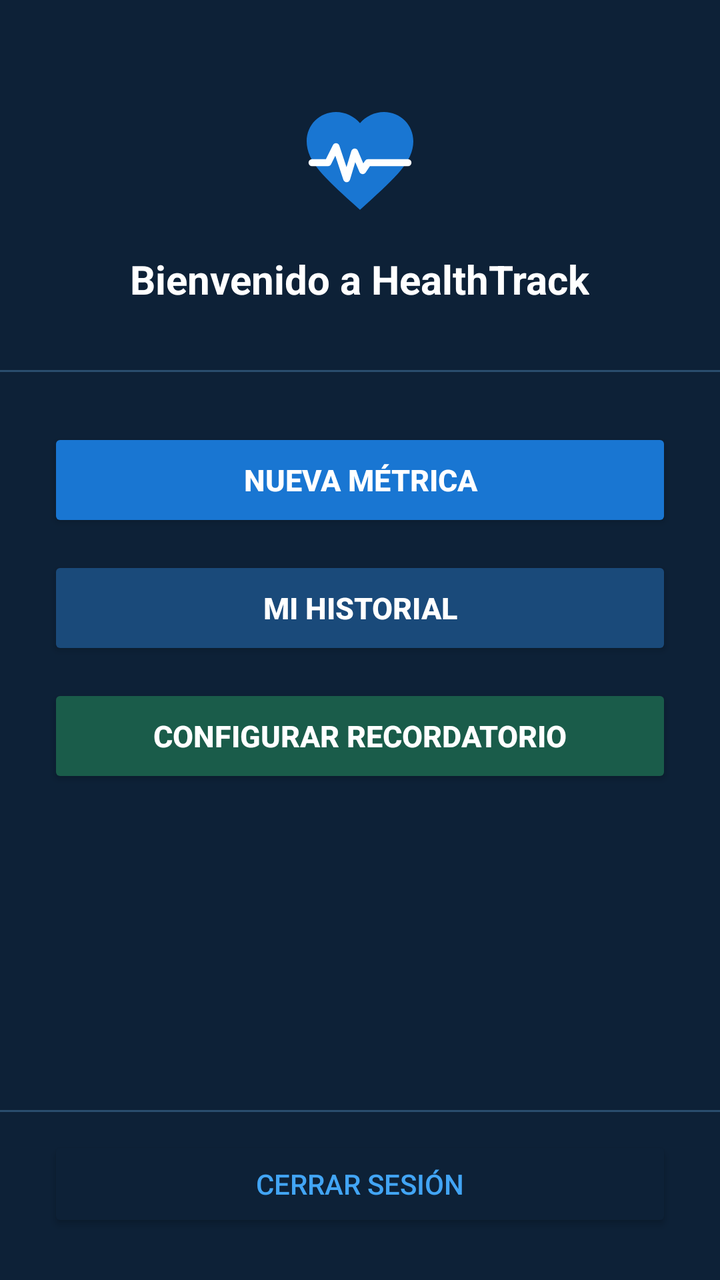
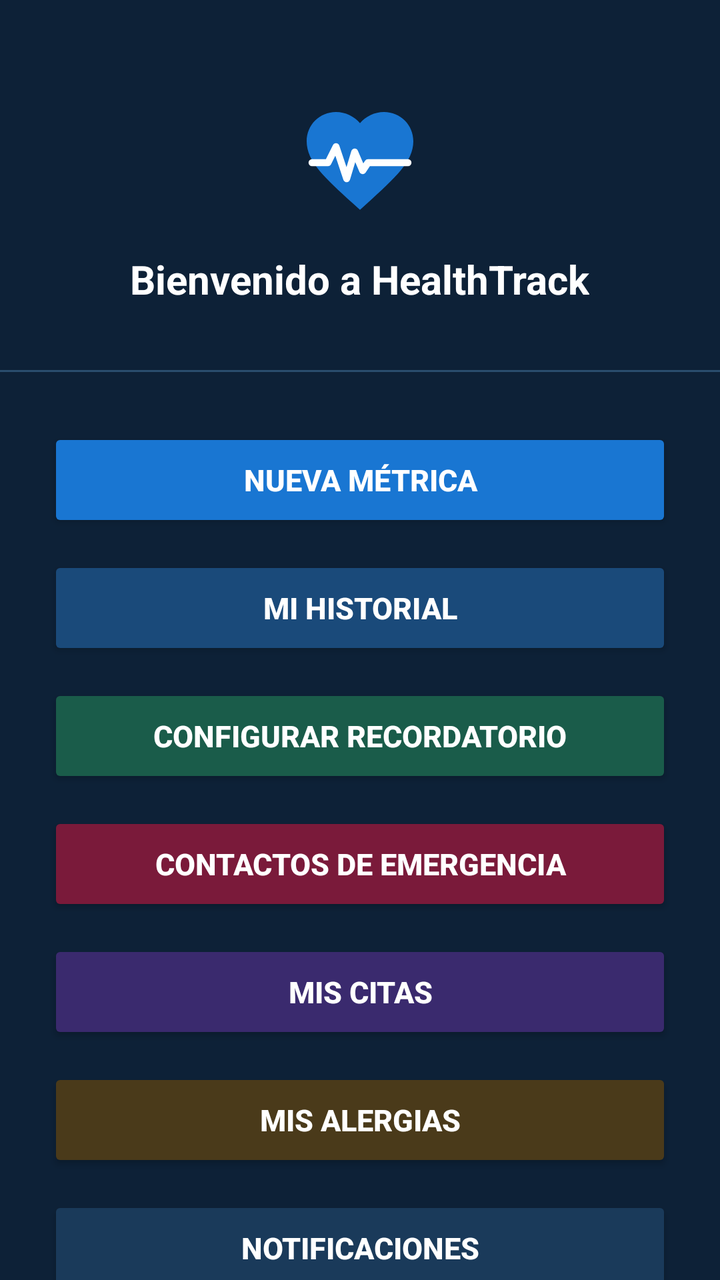

The first picture is an Android layout as it rendered before a commit; the second is the same layout after the commit. The layout source and the unified diff follow.
<!-- AndroidManifest.xml: application theme Theme.HealthTrackAndroid -->
<!-- res/layout/activity_dashboard.xml -->
<?xml version="1.0" encoding="utf-8"?>
<LinearLayout xmlns:android="http://schemas.android.com/apk/res/android"
    android:layout_width="match_parent"
    android:layout_height="match_parent"
    android:orientation="vertical"
    android:background="@color/ht_bg_deep">

    
    <LinearLayout
        android:layout_width="match_parent"
        android:layout_height="wrap_content"
        android:orientation="vertical"
        android:gravity="center"
        android:paddingTop="48dp"
        android:paddingBottom="32dp"
        android:paddingStart="24dp"
        android:paddingEnd="24dp">

        <ImageView
            android:layout_width="64dp"
            android:layout_height="64dp"
            android:src="@drawable/ic_healthtrack_logo"
            android:contentDescription="Logo HealthTrack"/>

        <TextView
            android:id="@+id/welcomeTextView"
            android:layout_width="wrap_content"
            android:layout_height="wrap_content"
            android:text="Bienvenido a HealthTrack"
            android:textColor="@color/ht_text_primary"
            android:textSize="20sp"
            android:textStyle="bold"
            android:gravity="center"
            android:layout_marginTop="14dp"/>

    </LinearLayout>

    
    <View
        android:layout_width="match_parent"
        android:layout_height="1dp"
        android:background="@color/ht_border"/>

    
    <LinearLayout
        android:layout_width="match_parent"
        android:layout_height="wrap_content"
        android:orientation="vertical"
        android:paddingStart="24dp"
        android:paddingEnd="24dp"
        android:paddingTop="28dp">

        <Button
            android:id="@+id/addMetricButton"
            android:layout_width="match_parent"
            android:layout_height="52dp"
            android:text="Nueva Métrica"
            android:backgroundTint="@color/ht_primary"
            android:textColor="@color/white"
            android:textSize="15sp"
            android:textStyle="bold"
            android:layout_marginBottom="12dp"/>

        <Button
            android:id="@+id/viewHistoryButton"
            android:layout_width="match_parent"
            android:layout_height="52dp"
            android:text="Mi Historial"
            android:backgroundTint="#1a4a7a"
            android:textColor="@color/white"
            android:textSize="15sp"
            android:textStyle="bold"
            android:layout_marginBottom="12dp"/>

        <Button
            android:id="@+id/reminderButton"
            android:layout_width="match_parent"
            android:layout_height="52dp"
            android:text="Configurar Recordatorio"
            android:backgroundTint="#1a5c4a"
            android:textColor="@color/white"
            android:textSize="15sp"
            android:textStyle="bold"/>

    </LinearLayout>

    
    <View
        android:layout_width="0dp"
        android:layout_height="0dp"
        android:layout_weight="1"/>

    
    <View
        android:layout_width="match_parent"
        android:layout_height="1dp"
        android:background="@color/ht_border"/>

    <Button
        android:id="@+id/logoutButton"
        android:layout_width="match_parent"
        android:layout_height="48dp"
        android:text="Cerrar Sesión"
        android:backgroundTint="@color/ht_bg_deep"
        android:textColor="@color/ht_accent"
        android:textSize="14sp"
        android:layout_marginStart="24dp"
        android:layout_marginEnd="24dp"
        android:layout_marginTop="12dp"
        android:layout_marginBottom="24dp"/>

</LinearLayout>
<!-- resources referenced by this layout -->
<resources>
  <color name="ht_accent">#42a5f5</color>
  <color name="ht_bg_deep">#0d2137</color>
  <color name="ht_border">#2a4d6e</color>
  <color name="ht_primary">#1976d2</color>
  <color name="ht_text_primary">#FFFFFF</color>
  <color name="white">#FFFFFFFF</color>
  <!-- drawable ic_healthtrack_logo (drawable) -->
  <?xml version="1.0" encoding="utf-8"?>
  <vector xmlns:android="http://schemas.android.com/apk/res/android"
      android:width="100dp"
      android:height="100dp"
      android:viewportWidth="24"
      android:viewportHeight="24">
  
      
      <path
          android:fillColor="#1976d2"
          android:pathData="M12,21.35L10.55,20.03C5.4,15.36 2,12.27 2,8.5C2,5.41 4.42,3 7.5,3C9.24,3 10.91,3.81 12,5.08C13.09,3.81 14.76,3 16.5,3C19.58,3 22,5.41 22,8.5C22,12.27 18.6,15.36 13.45,20.03L12,21.35Z"/>
  
      
      <path
          android:fillColor="#00000000"
          android:strokeColor="#FFFFFF"
          android:strokeWidth="1.3"
          android:strokeLineCap="round"
          android:strokeLineJoin="round"
          android:pathData="M3,12.5 L6,12.5 L7.5,9.5 L9.5,15.5 L11,10.5 L12.5,14 L13.5,12.5 L21,12.5"/>
  
  </vector>
  <style name="Theme.HealthTrackAndroid" parent="Base.Theme.HealthTrackAndroid" />
  <style name="Base.Theme.HealthTrackAndroid" parent="Theme.Material3.DayNight.NoActionBar">
          <item name="colorPrimary">@color/ht_primary</item>
          <item name="colorPrimaryVariant">@color/ht_primary_dark</item>
          <item name="colorOnPrimary">@color/white</item>
          <item name="colorSecondary">@color/ht_accent</item>
          <item name="colorOnSecondary">@color/ht_bg_deep</item>
          <item name="android:windowBackground">@color/ht_bg_deep</item>
          <item name="android:statusBarColor">@color/ht_bg_deep</item>
          <item name="android:navigationBarColor">@color/ht_bg_deep</item>
      </style>
  <color name="ht_primary_dark">#1565c0</color>
</resources>

<!-- the commit's change to res/layout/activity_dashboard.xml (unified diff, before → after) -->
@@ -80,6 +80,54 @@
             android:backgroundTint="#1a5c4a"
             android:textColor="@color/white"
             android:textSize="15sp"
+            android:textStyle="bold"
+            android:layout_marginBottom="12dp"/>
+
+        
+        <Button
+            android:id="@+id/emergencyContactsButton"
+            android:layout_width="match_parent"
+            android:layout_height="52dp"
+            android:text="Contactos de Emergencia"
+            android:backgroundTint="#7a1a3a"
+            android:textColor="@color/white"
+            android:textSize="15sp"
+            android:textStyle="bold"
+            android:layout_marginBottom="12dp"/>
+
+        
+        <Button
+            android:id="@+id/appointmentsButton"
+            android:layout_width="match_parent"
+            android:layout_height="52dp"
+            android:text="Mis Citas"
+            android:backgroundTint="#3a2a6e"
+            android:textColor="@color/white"
+            android:textSize="15sp"
+            android:textStyle="bold"
+            android:layout_marginBottom="12dp"/>
+
+        
+        <Button
+            android:id="@+id/allergiesButton"
+            android:layout_width="match_parent"
+            android:layout_height="52dp"
+            android:text="Mis Alergias"
+            android:backgroundTint="#4a3a1a"
+            android:textColor="@color/white"
+            android:textSize="15sp"
+            android:textStyle="bold"
+            android:layout_marginBottom="12dp"/>
+
+        
+        <Button
+            android:id="@+id/notificationsButton"
+            android:layout_width="match_parent"
+            android:layout_height="52dp"
+            android:text="Notificaciones"
+            android:backgroundTint="#1a3a5a"
+            android:textColor="@color/white"
+            android:textSize="15sp"
             android:textStyle="bold"/>
 
     </LinearLayout>
